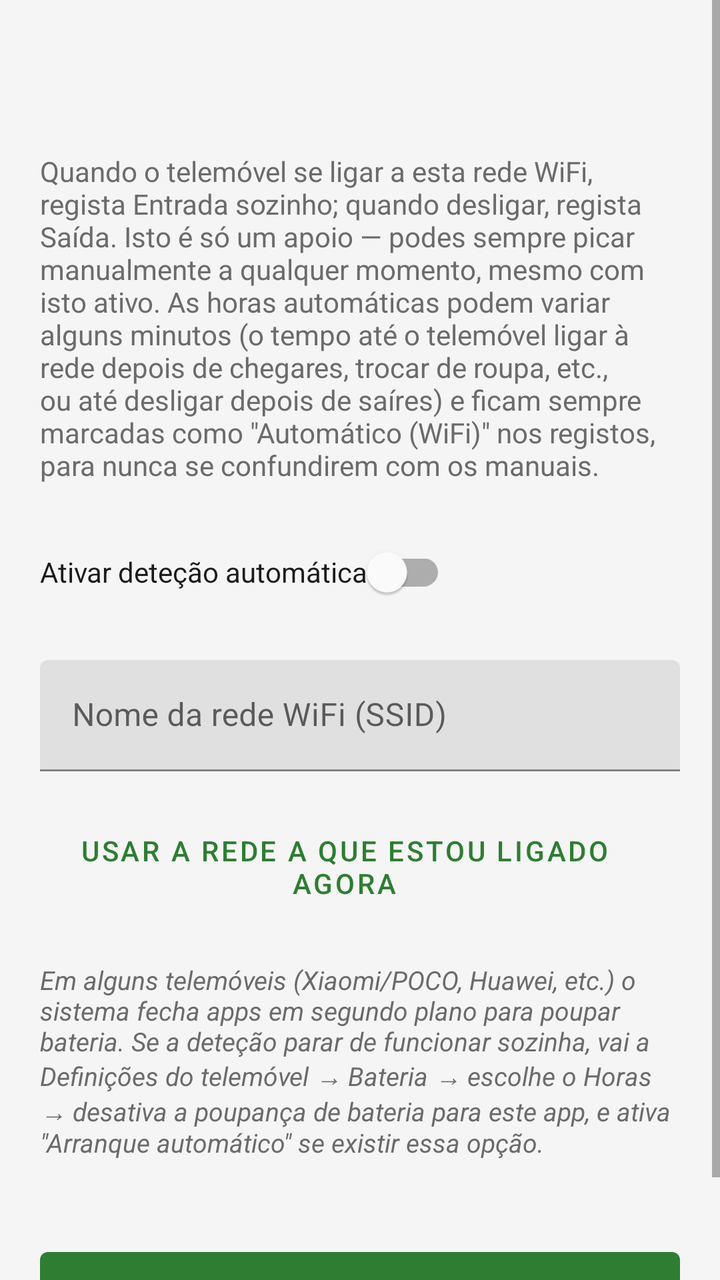
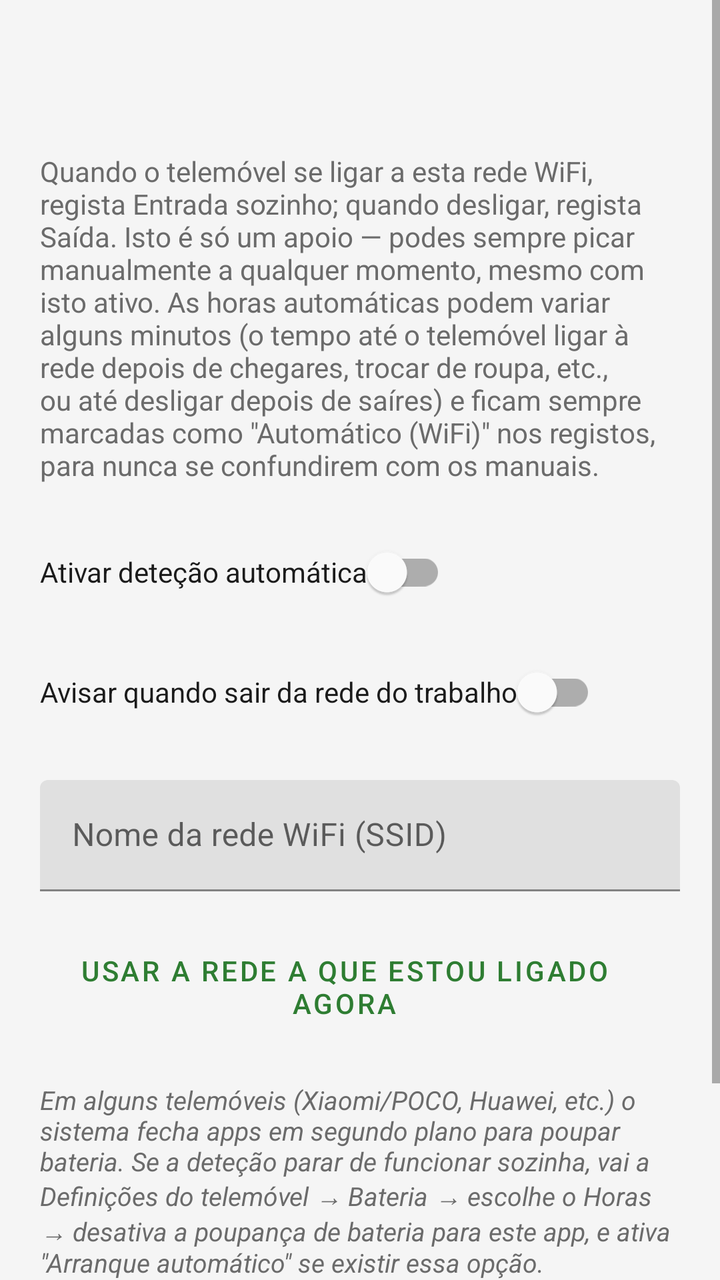

Two renders of the same Android screen: before a commit and after it. Below are the layout's source before the change and the commit's diff.
<!-- AndroidManifest.xml: application theme Theme.Horas -->
<!-- res/layout/activity_wifi_config.xml -->
<?xml version="1.0" encoding="utf-8"?>
<ScrollView xmlns:android="http://schemas.android.com/apk/res/android"
    xmlns:app="http://schemas.android.com/apk/res-auto"
    android:layout_width="match_parent"
    android:layout_height="match_parent"
    android:background="@color/background">

    <LinearLayout
        android:layout_width="match_parent"
        android:layout_height="wrap_content"
        android:orientation="vertical">

        <androidx.appcompat.widget.Toolbar
            android:id="@+id/toolbar"
            android:layout_width="match_parent"
            android:layout_height="wrap_content"
            android:title="@string/titulo_wifi"
            app:titleTextColor="@color/text_primary" />

        <TextView
            android:id="@+id/txtExplicacao"
            android:layout_width="match_parent"
            android:layout_height="wrap_content"
            android:padding="20dp"
            android:text="@string/explicacao_wifi"
            android:textColor="@color/text_secondary"
            android:textSize="14sp" />

        <com.google.android.material.switchmaterial.SwitchMaterial
            android:id="@+id/switchAtivar"
            android:layout_width="wrap_content"
            android:layout_height="wrap_content"
            android:layout_marginHorizontal="20dp"
            android:text="@string/switch_ativar_wifi"
            android:textColor="@color/text_primary" />

        <com.google.android.material.textfield.TextInputLayout
            android:id="@+id/layoutSsid"
            android:layout_width="match_parent"
            android:layout_height="wrap_content"
            android:layout_margin="20dp"
            android:hint="@string/hint_ssid">

            <com.google.android.material.textfield.TextInputEditText
                android:id="@+id/editSsid"
                android:layout_width="match_parent"
                android:layout_height="wrap_content" />
        </com.google.android.material.textfield.TextInputLayout>

        <com.google.android.material.button.MaterialButton
            android:id="@+id/btnUsarRedeAtual"
            style="@style/Widget.MaterialComponents.Button.TextButton"
            android:layout_width="wrap_content"
            android:layout_height="wrap_content"
            android:layout_marginHorizontal="12dp"
            android:text="@string/btn_usar_rede_atual" />

        <TextView
            android:id="@+id/txtAvisoBateria"
            android:layout_width="match_parent"
            android:layout_height="wrap_content"
            android:layout_margin="20dp"
            android:text="@string/aviso_bateria"
            android:textColor="@color/text_secondary"
            android:textSize="13sp"
            android:textStyle="italic" />

        <com.google.android.material.button.MaterialButton
            android:id="@+id/btnGuardarWifi"
            android:layout_width="match_parent"
            android:layout_height="56dp"
            android:layout_margin="20dp"
            android:text="@string/btn_guardar" />

    </LinearLayout>
</ScrollView>
<!-- resources referenced by this layout -->
<resources>
  <color name="background">#F5F5F5</color>
  <color name="text_primary">#1B1B1B</color>
  <color name="text_secondary">#6B6B6B</color>
  <string name="aviso_bateria">Em alguns telemóveis (Xiaomi/POCO, Huawei, etc.) o sistema fecha apps em segundo plano para poupar bateria. Se a deteção parar de funcionar sozinha, vai a Definições do telemóvel → Bateria → escolhe o Horas → desativa a poupança de bateria para este app, e ativa \"Arranque automático\" se existir essa opção.</string>
  <string name="btn_guardar">Guardar</string>
  <string name="btn_usar_rede_atual">Usar a rede a que estou ligado agora</string>
  <string name="explicacao_wifi">Quando o telemóvel se ligar a esta rede WiFi, regista Entrada sozinho; quando desligar, regista Saída. Isto é só um apoio — podes sempre picar manualmente a qualquer momento, mesmo com isto ativo. As horas automáticas podem variar alguns minutos (o tempo até o telemóvel ligar à rede depois de chegares, trocar de roupa, etc., ou até desligar depois de saíres) e ficam sempre marcadas como \"Automático (WiFi)\" nos registos, para nunca se confundirem com os manuais.</string>
  <string name="hint_ssid">Nome da rede WiFi (SSID)</string>
  <string name="switch_ativar_wifi">Ativar deteção automática</string>
  <string name="titulo_wifi">Deteção Automática (WiFi)</string>
  <style name="Theme.Horas" parent="Theme.MaterialComponents.DayNight.NoActionBar">
          <item name="colorPrimary">@color/entrada_green</item>
          <item name="colorPrimaryDark">@color/entrada_green</item>
          <item name="android:windowBackground">@color/background</item>
      </style>
  <color name="entrada_green">#2E7D32</color>
</resources>

<!-- the commit's change to res/layout/activity_wifi_config.xml (unified diff, before → after) -->
@@ -32,6 +32,15 @@
             android:layout_height="wrap_content"
             android:layout_marginHorizontal="20dp"
             android:text="@string/switch_ativar_wifi"
+            android:textColor="@color/text_primary" />
+
+        <com.google.android.material.switchmaterial.SwitchMaterial
+            android:id="@+id/switchAvisoDesconexao"
+            android:layout_width="wrap_content"
+            android:layout_height="wrap_content"
+            android:layout_marginHorizontal="20dp"
+            android:layout_marginTop="12dp"
+            android:text="@string/switch_aviso_desconexao"
             android:textColor="@color/text_primary" />
 
         <com.google.android.material.textfield.TextInputLayout
<!-- resource entries referenced after the edit -->
@@ -9,6 +9,7 @@
   <string name="explicacao_wifi">Quando o telemóvel se ligar a esta rede WiFi, regista Entrada sozinho; quando desligar, regista Saída. Isto é só um apoio — podes sempre picar manualmente a qualquer momento, mesmo com isto ativo. As horas automáticas podem variar alguns minutos (o tempo até o telemóvel ligar à rede depois de chegares, trocar de roupa, etc., ou até desligar depois de saíres) e ficam sempre marcadas como \"Automático (WiFi)\" nos registos, para nunca se confundirem com os manuais.</string>
   <string name="hint_ssid">Nome da rede WiFi (SSID)</string>
   <string name="switch_ativar_wifi">Ativar deteção automática</string>
+  <string name="switch_aviso_desconexao">Avisar quando sair da rede do trabalho</string>
   <string name="titulo_wifi">Deteção Automática (WiFi)</string>
   <style name="Theme.Horas" parent="Theme.MaterialComponents.DayNight.NoActionBar">
           <item name="colorPrimary">@color/entrada_green</item>
